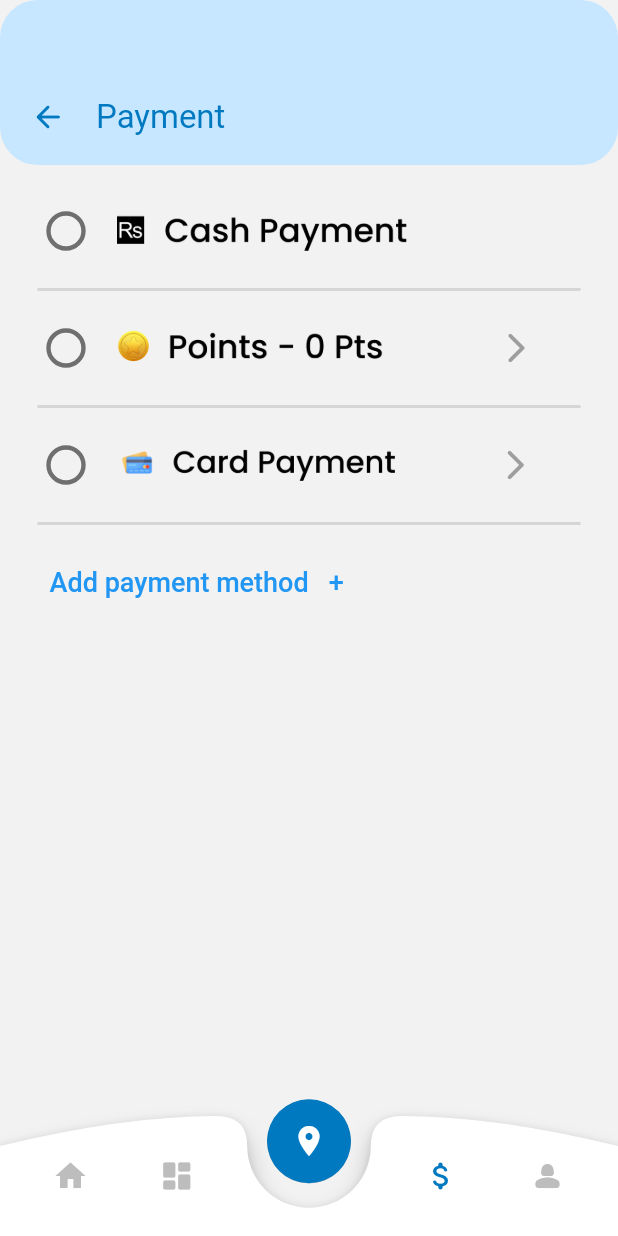
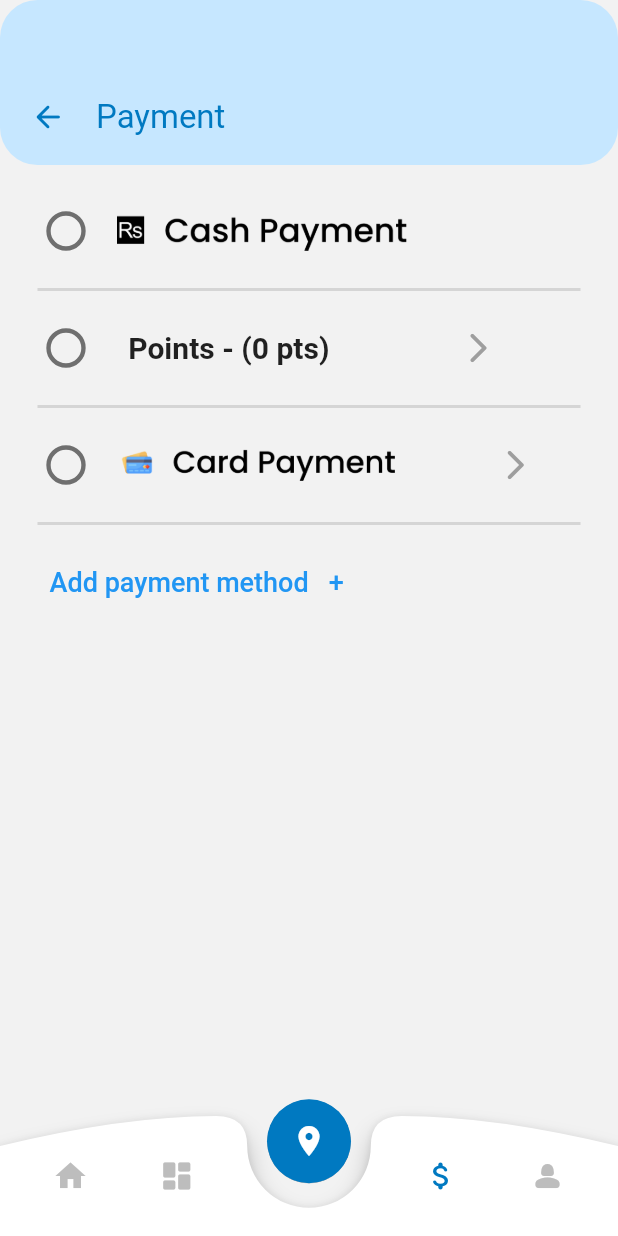
Before and after one commit to FYP-RBT/NextBus-Passenger, a Flutter app: the PaymentPage screen opened directly, item 4 of the bottom bar chosen, after a tap on the "attach money" icon, on a phone screen of 412 x 824 dp. Run offline on Flutter 3.47's test engine with Material 2 defaults, Android fonts, the phone set to English and light mode, and no system bars; our stand-ins replace connectivity_plus, firebase_auth, firebase_core, firebase_database, geolocator, google_maps_flutter and 2 more; missing offline and left inert: flutter_geofire, flutter_polyline_points; accounts and stored records are empty.

Commit message:
Update paymentPage.dart

```diff
--- a/nextbus_passenger/lib/pages/paymentPage.dart
+++ b/nextbus_passenger/lib/pages/paymentPage.dart
@@ -1,3 +1,5 @@
+import 'package:firebase_auth/firebase_auth.dart';
+import 'package:firebase_database/firebase_database.dart';
 import 'package:flutter/material.dart';
 
 import 'package:nextbus_passenger/methods/sizes.dart';
@@ -18,6 +20,31 @@ class _PaymentPageState extends State<PaymentPage> {
   bool isChecked1 = false;
   bool isChecked2 = false;
   bool isChecked3 = false;
+
+
+  int currentPoints = 0;
+
+  @override
+  void initState() {
+    super.initState();
+    getCurrentPoints();
+  }
+
+  Future<void> getCurrentPoints() async {
+    DatabaseReference pointsReference = FirebaseDatabase.instance.ref()
+        .child("users")
+        .child(FirebaseAuth.instance.currentUser!.uid)
+        .child("points");
+
+    // Fetch the points from Firebase and update the state
+    DataSnapshot snapshot = await pointsReference.get();
+    if (snapshot.exists) {
+      setState(() {
+        currentPoints = int.tryParse(snapshot.value.toString()) ?? 0;
+      });
+    }
+  }
+
 
   @override
   Widget build(BuildContext context) {
@@ -41,7 +68,7 @@ class _PaymentPageState extends State<PaymentPage> {
                         Navigator.push(
                           context,
                           MaterialPageRoute(
-                              builder: (context) => HomePage()),
+                              builder: (context) => const HomePage()),
                         );
                       },
                       icon: Icon(
@@ -59,7 +86,7 @@ class _PaymentPageState extends State<PaymentPage> {
               ],
             ),
           ),
-          SizedBox(height: 20),
+          const SizedBox(height: 20),
           Padding(
             padding: const EdgeInsets.symmetric(horizontal: 20.0),
             child: Row(
@@ -85,7 +112,7 @@ class _PaymentPageState extends State<PaymentPage> {
                     ),
                   ),
                 ),
-                SizedBox(
+                const SizedBox(
                   width: 10,
                 ),
                 Padding(
@@ -98,7 +125,7 @@ class _PaymentPageState extends State<PaymentPage> {
               ],
             ),
           ),
-          Divider(
+          const Divider(
             thickness: 2,
             height: 30,
             indent: 25,
@@ -129,22 +156,19 @@ class _PaymentPageState extends State<PaymentPage> {
                     ),
                   ),
                 ),
-                SizedBox(
+                const SizedBox(
                   width: 2.5,
                 ),
                 Padding(
-                  padding: const EdgeInsets.only(bottom: 7.0),
-                  child: Image.asset(
-                    'images/points.png',
-                    height: 28,
-                  ),
+                  padding: const EdgeInsets.only(left: 15.0,right: 75),
+                  child: Text('Points - ($currentPoints pts)',style: const TextStyle(fontSize: 20,fontWeight: FontWeight.bold),),
                 ),
                 IconButton(
                     onPressed: () {
                       Navigator.push(
                         context,
                         MaterialPageRoute(
-                            builder: (context) => PointsBalance()),
+                            builder: (context) => const PointsBalance()),
                       );
                     },
                     icon: Icon(
@@ -154,7 +178,7 @@ class _PaymentPageState extends State<PaymentPage> {
               ],
             ),
           ),
-          Divider(
+          const Divider(
             thickness: 2,
             height: 30,
             indent: 25,
@@ -186,7 +210,7 @@ class _PaymentPageState extends State<PaymentPage> {
                     ),
                   ),
                 ),
-                SizedBox(
+                const SizedBox(
                   width: 12,
                 ),
                 Padding(
@@ -207,7 +231,7 @@ class _PaymentPageState extends State<PaymentPage> {
               ],
             ),
           ),
-          Divider(
+          const Divider(
             thickness: 2,
             height: 30,
             indent: 25,
@@ -216,15 +240,15 @@ class _PaymentPageState extends State<PaymentPage> {
 
           Row(
             children: [
-              SizedBox(width: 25,),
+              const SizedBox(width: 25,),
               TextButton(
                   onPressed: (){},
-                  child: Text('Add payment method   +',style: TextStyle(fontSize: 18),)),
+                  child: const Text('Add payment method   +',style: TextStyle(fontSize: 18),)),
             ],
           )
         ],
       ),
-      bottomNavigationBar: MyNavBar(selectedIndex: 2,),
+      bottomNavigationBar: const MyNavBar(selectedIndex: 2,),
     );
   }
 }
```
